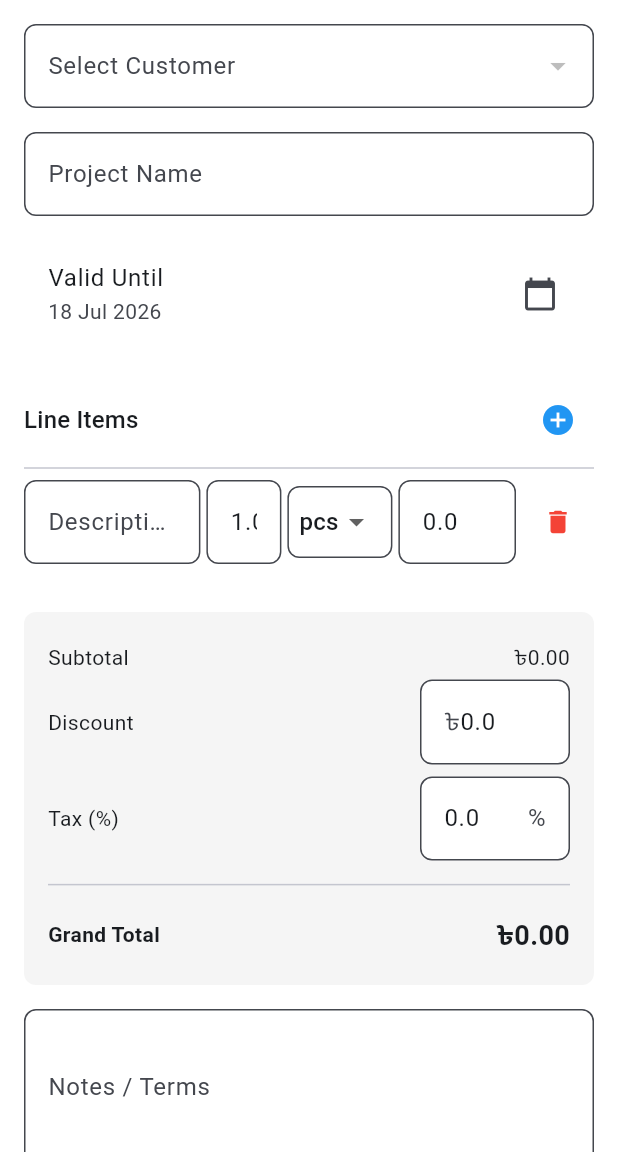
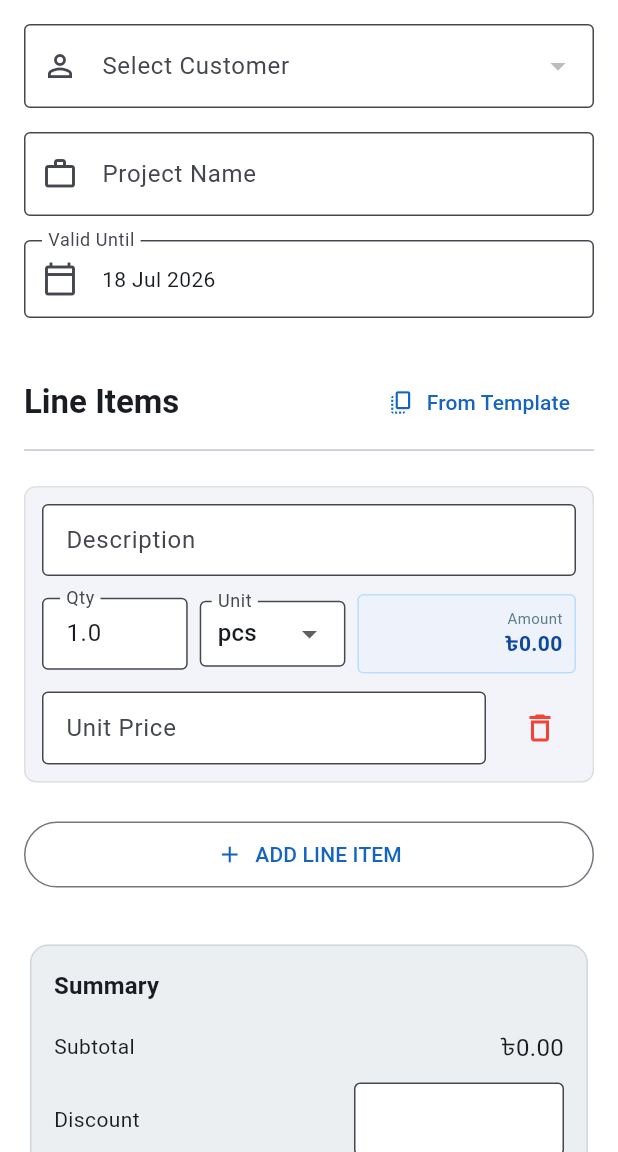
Before and after one commit to Monaum-202/Quot, a Flutter app: the CreateQuotationScreen screen opened directly, on a phone screen of 412 x 824 dp, the part 84-1236 px from its top. Run offline on Flutter 3.47's test engine with Material 3 defaults, Android fonts, the phone set to English and light mode, and no system bars; our stand-ins replace flutter_riverpod, gap, hive, hive_flutter, image_picker, pdf and 4 more; accounts and stored records are empty; generated files the repository leaves out were written again.

Commit message:
design change

```diff
--- a/lib/features/customers/data/repositories/customer_repository.dart
+++ b/lib/features/customers/data/repositories/customer_repository.dart
@@ -1,3 +1,4 @@
+import 'package:flutter/foundation.dart';
 import 'package:hive_flutter/hive_flutter.dart';
 import '../../../../core/constants/hive_box_names.dart';
 import '../models/customer_model.dart';
--- a/lib/features/customers/presentation/screens/customer_list_screen.dart
+++ b/lib/features/customers/presentation/screens/customer_list_screen.dart
@@ -161,6 +161,7 @@ class _CustomerListScreenState extends ConsumerState<CustomerListScreen> {
         ],
       ),
       floatingActionButton: FloatingActionButton(
+        heroTag: 'customer_list_fab',
         onPressed: () => _showAddCustomerSheet(),
         child: const Icon(Icons.add),
       ),
--- a/lib/features/quotations/presentation/screens/create_quotation_screen.dart
+++ b/lib/features/quotations/presentation/screens/create_quotation_screen.dart
@@ -43,6 +43,10 @@ class _CreateQuotationScreenState extends ConsumerState<CreateQuotationScreen> {
 
   void _loadTemplate() {
     final templates = ref.read(templatesProvider);
+    if (templates.isEmpty) {
+      ScaffoldMessenger.of(context).showSnackBar(const SnackBar(content: Text('No templates found')));
+      return;
+    }
     showModalBottomSheet(
       context: context,
       builder: (context) => ListView.builder(
@@ -132,23 +136,31 @@ class _CreateQuotationScreenState extends ConsumerState<CreateQuotationScreen> {
           child: Column(
             crossAxisAlignment: CrossAxisAlignment.start,
             children: [
-              // Customer Selector
+              // Customer Selection
               DropdownButtonFormField<CustomerModel>(
                 value: _selectedCustomer,
-                decoration: const InputDecoration(labelText: 'Select Customer'),
+                isExpanded: true,
+                decoration: const InputDecoration(
+                  labelText: 'Select Customer',
+                  border: OutlineInputBorder(),
+                  prefixIcon: Icon(Icons.person_outline),
+                ),
                 items: customers.map((c) => DropdownMenuItem(value: c, child: Text(c.name))).toList(),
                 onChanged: (v) => setState(() => _selectedCustomer = v),
               ),
               const Gap(16),
+              // Project Name
               TextFormField(
                 controller: _projectNameController,
-                decoration: const InputDecoration(labelText: 'Project Name'),
+                decoration: const InputDecoration(
+                  labelText: 'Project Name',
+                  border: OutlineInputBorder(),
+                  prefixIcon: Icon(Icons.work_outline),
+                ),
               ),
               const Gap(16),
-              ListTile(
-                title: const Text('Valid Until'),
-                subtitle: Text(DateFormatter.format(_validUntil)),
-                trailing: const Icon(Icons.calendar_today),
+              // Date Selection
+              InkWell(
                 onTap: () async {
                   final picked = await showDatePicker(
                     context: context,
@@ -158,63 +170,126 @@ class _CreateQuotationScreenState extends ConsumerState<CreateQuotationScreen> {
                   );
                   if (picked != null) setState(() => _validUntil = picked);
                 },
+                child: InputDecorator(
+                  decoration: const InputDecoration(
+                    labelText: 'Valid Until',
+                    border: OutlineInputBorder(),
+                    prefixIcon: Icon(Icons.calendar_today_outlined),
                   ),
-              const Gap(24),
+                  child: Text(DateFormatter.format(_validUntil)),
+                ),
+              ),
+              const Gap(32),
+              // Line Items Section Header
               Row(
                 mainAxisAlignment: MainAxisAlignment.spaceBetween,
                 children: [
-                  Text('Line Items', style: Theme.of(context).textTheme.titleMedium),
-                  IconButton(onPressed: _addItem, icon: const Icon(Icons.add_circle, color: Colors.blue)),
+                  Text('Line Items', style: Theme.of(context).textTheme.titleLarge?.copyWith(fontWeight: FontWeight.bold)),
+                  TextButton.icon(
+                    onPressed: _loadTemplate,
+                    icon: const Icon(Icons.copy_all),
+                    label: const Text('From Template'),
+                  ),
                 ],
               ),
               const Divider(),
+              const Gap(16),
+              // Line Items List
               ...List.generate(_items.length, (index) {
                 return LineItemRow(
+                  key: ValueKey('item_${index}_${_items.length}'), // Basic key to help with list state
                   item: _items[index],
-                  onDelete: () => setState(() => _items.removeAt(index)),
+                  onDelete: () => setState(() {
+                    if (_items.length > 1) {
+                      _items.removeAt(index);
+                    } else {
+                      ScaffoldMessenger.of(context).showSnackBar(
+                        const SnackBar(content: Text('At least one item is required')),
+                      );
+                    }
+                  }),
                   onDescriptionChanged: (v) => _items[index].description = v,
                   onQuantityChanged: (v) => setState(() => _items[index].quantity = v),
                   onUnitChanged: (v) => _items[index].unit = v,
                   onPriceChanged: (v) => setState(() => _items[index].unitPrice = v),
                 );
               }),
-              const Gap(24),
-              // Summary
-              Container(
+              const Gap(8),
+              // Add Item Button
+              SizedBox(
+                width: double.infinity,
+                child: OutlinedButton.icon(
+                  onPressed: _addItem,
+                  icon: const Icon(Icons.add),
+                  label: const Text('ADD LINE ITEM'),
+                  style: OutlinedButton.styleFrom(
+                    padding: const EdgeInsets.symmetric(vertical: 12),
+                  ),
+                ),
+              ),
+              const Gap(32),
+              // Calculation Summary Section
+              Card(
+                elevation: 0,
+                color: Colors.blueGrey.shade50,
+                shape: RoundedRectangleBorder(
+                  borderRadius: BorderRadius.circular(12),
+                  side: BorderSide(color: Colors.blueGrey.shade100),
+                ),
+                child: Padding(
                   padding: const EdgeInsets.all(16),
-                decoration: BoxDecoration(
-                  color: Colors.grey[100],
-                  borderRadius: BorderRadius.circular(8),
+                  child: Column(
+                    crossAxisAlignment: CrossAxisAlignment.start,
+                    children: [
+                      Text(
+                        'Summary',
+                        style: Theme.of(context).textTheme.titleMedium?.copyWith(fontWeight: FontWeight.bold),
                       ),
-                child: Column(
+                      const Gap(16),
+                      _summaryRow('Subtotal', subtotal),
+                      const Gap(12),
+                      // Discount Field
+                      Row(
                         children: [
-                    _summaryRow('Subtotal', subtotal),
-                    Row(
-                      mainAxisAlignment: MainAxisAlignment.spaceBetween,
-                      children: [
-                        const Text('Discount'),
+                          const Expanded(child: Text('Discount')),
                           SizedBox(
-                          width: 100,
+                            width: 140,
                             child: TextFormField(
-                            initialValue: _discountAmount.toString(),
-                            decoration: const InputDecoration(prefixText: '৳'),
-                            keyboardType: TextInputType.number,
+                              initialValue: _discountAmount > 0 ? _discountAmount.toString() : '',
+                              textAlign: TextAlign.end,
+                              decoration: const InputDecoration(
+                                prefixText: '৳',
+                                isDense: true,
+                                contentPadding: EdgeInsets.symmetric(horizontal: 12, vertical: 12),
+                                border: OutlineInputBorder(),
+                                filled: true,
+                                fillColor: Colors.white,
+                              ),
+                              keyboardType: const TextInputType.numberWithOptions(decimal: true),
                               onChanged: (v) => setState(() => _discountAmount = double.tryParse(v) ?? 0),
                             ),
                           ),
                         ],
                       ),
-                    const Gap(8),
+                      const Gap(12),
+                      // Tax Field
                       Row(
-                      mainAxisAlignment: MainAxisAlignment.spaceBetween,
                         children: [
-                        const Text('Tax (%)'),
+                          const Expanded(child: Text('Tax')),
                           SizedBox(
-                          width: 100,
+                            width: 140,
                             child: TextFormField(
-                            initialValue: _taxPercent.toString(),
-                            decoration: const InputDecoration(suffixText: '%'),
-                            keyboardType: TextInputType.number,
+                              initialValue: _taxPercent > 0 ? _taxPercent.toString() : '',
+                              textAlign: TextAlign.end,
+                              decoration: const InputDecoration(
+                                suffixText: '%',
+                                isDense: true,
+                                contentPadding: EdgeInsets.symmetric(horizontal: 12, vertical: 12),
+                                border: OutlineInputBorder(),
+                                filled: true,
+                                fillColor: Colors.white,
+                              ),
+                              keyboardType: const TextInputType.numberWithOptions(decimal: true),
                               onChanged: (v) => setState(() => _taxPercent = double.tryParse(v) ?? 0),
                             ),
                           ),
@@ -225,30 +300,44 @@ class _CreateQuotationScreenState extends ConsumerState<CreateQuotationScreen> {
                     ],
                   ),
                 ),
-              const Gap(16),
+              ),
+              const Gap(24),
+              // Notes
               TextFormField(
                 controller: _notesController,
-                decoration: const InputDecoration(labelText: 'Notes / Terms'),
+                decoration: const InputDecoration(
+                  labelText: 'Notes / Terms',
+                  border: OutlineInputBorder(),
+                  alignLabelWithHint: true,
+                ),
                 maxLines: 3,
               ),
               const Gap(32),
+              // Action Buttons
               Row(
                 children: [
                   Expanded(
                     child: OutlinedButton(
                       onPressed: () => _saveQuotation(QuotationStatus.draft),
-                      child: const Text('SAVE AS DRAFT'),
+                      style: OutlinedButton.styleFrom(
+                        padding: const EdgeInsets.symmetric(vertical: 16),
+                      ),
+                      child: const Text('SAVE DRAFT'),
                     ),
                   ),
                   const Gap(16),
                   Expanded(
                     child: ElevatedButton(
                       onPressed: () => _saveQuotation(QuotationStatus.sent, showPreview: true),
+                      style: ElevatedButton.styleFrom(
+                        padding: const EdgeInsets.symmetric(vertical: 16),
+                      ),
                       child: const Text('PREVIEW PDF'),
                     ),
                   ),
                 ],
               ),
+              const Gap(24),
             ],
           ),
         ),
@@ -257,18 +346,25 @@ class _CreateQuotationScreenState extends ConsumerState<CreateQuotationScreen> {
   }
 
   Widget _summaryRow(String label, double value, {bool isBold = false}) {
-    return Padding(
-      padding: const EdgeInsets.symmetric(vertical: 4.0),
-      child: Row(
+    return Row(
       mainAxisAlignment: MainAxisAlignment.spaceBetween,
       children: [
-          Text(label, style: TextStyle(fontWeight: isBold ? FontWeight.bold : null)),
+        Text(
+          label,
+          style: TextStyle(
+            fontWeight: isBold ? FontWeight.bold : null,
+            fontSize: isBold ? 16 : null,
+          ),
+        ),
         Text(
           '৳${value.toStringAsFixed(2)}',
-            style: TextStyle(fontWeight: isBold ? FontWeight.bold : null, fontSize: isBold ? 18 : null),
+          style: TextStyle(
+            fontWeight: isBold ? FontWeight.bold : null,
+            fontSize: isBold ? 20 : 16,
+            color: isBold ? Colors.blue.shade800 : null,
+          ),
         ),
       ],
-      ),
     );
   }
 }
--- a/lib/features/quotations/presentation/screens/quotation_list_screen.dart
+++ b/lib/features/quotations/presentation/screens/quotation_list_screen.dart
@@ -100,6 +100,7 @@ class QuotationListScreen extends ConsumerWidget {
         },
       ),
       floatingActionButton: FloatingActionButton(
+        heroTag: 'quotation_list_fab',
         onPressed: () {
           Navigator.push(
             context,
--- a/lib/features/quotations/presentation/screens/quotation_preview_screen.dart
+++ b/lib/features/quotations/presentation/screens/quotation_preview_screen.dart
@@ -103,6 +103,7 @@ class QuotationPreviewScreen extends ConsumerWidget {
             },
             label: const Text('CONVERT TO INVOICE'),
             icon: const Icon(Icons.receipt_long),
+            heroTag: null,
           ),
     );
   }
--- a/lib/features/quotations/presentation/widgets/line_item_row.dart
+++ b/lib/features/quotations/presentation/widgets/line_item_row.dart
@@ -22,65 +22,113 @@ class LineItemRow extends StatelessWidget {
 
   @override
   Widget build(BuildContext context) {
-    final isSmallScreen = MediaQuery.of(context).size.width < 360;
-
-    if (isSmallScreen) {
     return Card(
-        margin: const EdgeInsets.only(bottom: 8),
+      margin: const EdgeInsets.only(bottom: 16),
+      elevation: 0,
+      shape: RoundedRectangleBorder(
+        side: BorderSide(color: Colors.grey.shade300),
+        borderRadius: BorderRadius.circular(8),
+      ),
       child: Padding(
-          padding: const EdgeInsets.all(8.0),
+        padding: const EdgeInsets.all(12),
         child: Column(
+          crossAxisAlignment: CrossAxisAlignment.start,
           children: [
+            // Line 1: Description
+            TextFormField(
+              initialValue: item.description,
+              decoration: const InputDecoration(
+                labelText: 'Description',
+                hintText: 'e.g. Interior Painting',
+                isDense: true,
+                border: OutlineInputBorder(),
+              ),
+              onChanged: onDescriptionChanged,
+            ),
+            const Gap(12),
+            // Line 2: Quantity, Unit, and Calculated Amount
+            Row(
+              children: [
+                Expanded(
+                  flex: 2,
+                  child: TextFormField(
+                    initialValue: item.quantity > 0 ? item.quantity.toString() : '',
+                    decoration: const InputDecoration(
+                      labelText: 'Qty',
+                      isDense: true,
+                      border: OutlineInputBorder(),
+                    ),
+                    keyboardType: const TextInputType.numberWithOptions(decimal: true),
+                    onChanged: (v) => onQuantityChanged(double.tryParse(v) ?? 0),
+                  ),
+                ),
+                const Gap(8),
+                Expanded(
+                  flex: 2,
+                  child: DropdownButtonFormField<String>(
+                    value: item.unit,
+                    isExpanded: true,
+                    decoration: const InputDecoration(
+                      labelText: 'Unit',
+                      isDense: true,
+                      contentPadding: EdgeInsets.symmetric(horizontal: 8, vertical: 10),
+                      border: OutlineInputBorder(),
+                    ),
+                    items: ['sqft', 'rft', 'job', 'pcs', 'kg', 'bag', 'day', 'hour', 'ls']
+                        .map((u) => DropdownMenuItem(value: u, child: Text(u)))
+                        .toList(),
+                    onChanged: (v) => onUnitChanged(v ?? 'pcs'),
+                  ),
+                ),
+                const Gap(8),
+                Expanded(
+                  flex: 3,
+                  child: Container(
+                    padding: const EdgeInsets.symmetric(horizontal: 8, vertical: 8),
+                    decoration: BoxDecoration(
+                      color: Colors.blue.shade50.withOpacity(0.3),
+                      border: Border.all(color: Colors.blue.shade100),
+                      borderRadius: BorderRadius.circular(4),
+                    ),
+                    child: Column(
+                      crossAxisAlignment: CrossAxisAlignment.end,
+                      children: [
+                        const Text('Amount', style: TextStyle(fontSize: 10, color: Colors.blueGrey)),
+                        FittedBox(
+                          child: Text(
+                            '৳${item.total.toStringAsFixed(2)}',
+                            style: TextStyle(fontWeight: FontWeight.bold, color: Colors.blue.shade900),
+                          ),
+                        ),
+                      ],
+                    ),
+                  ),
+                ),
+              ],
+            ),
+            const Gap(12),
+            // Line 3: Unit Price and Delete
             Row(
               children: [
                 Expanded(
                   child: TextFormField(
-                      initialValue: item.description,
-                      decoration: const InputDecoration(hintText: 'Description'),
-                      onChanged: onDescriptionChanged,
+                    initialValue: item.unitPrice > 0 ? item.unitPrice.toString() : '',
+                    decoration: const InputDecoration(
+                      labelText: 'Unit Price',
+                      prefixText: '৳',
+                      isDense: true,
+                      border: OutlineInputBorder(),
                     ),
-                  ),
-                  IconButton(
-                    icon: const Icon(Icons.delete, color: Colors.red),
-                    onPressed: onDelete,
-                  ),
-                ],
-              ),
-              const Gap(8),
-              Row(
-                children: [
-                  SizedBox(
-                    width: 60,
-                    child: TextFormField(
-                      initialValue: item.quantity.toString(),
-                      decoration: const InputDecoration(hintText: 'Qty'),
-                      keyboardType: TextInputType.number,
-                      onChanged: (v) => onQuantityChanged(double.tryParse(v) ?? 0),
-                    ),
-                  ),
-                  const Gap(8),
-                  SizedBox(
-                    width: 80,
-                    child: DropdownButtonFormField<String>(
-                      value: item.unit,
-                      items: ['sqft', 'rft', 'job', 'pcs', 'kg', 'bag', 'day', 'hour', 'ls']
-                          .map((u) => DropdownMenuItem(value: u, child: Text(u)))
-                          .toList(),
-                      onChanged: (v) => onUnitChanged(v ?? 'pcs'),
-                      decoration: const InputDecoration(contentPadding: EdgeInsets.symmetric(horizontal: 8)),
-                    ),
-                  ),
-                  const Gap(8),
-                  Expanded(
-                    child: TextFormField(
-                      initialValue: item.unitPrice.toString(),
-                      decoration: const InputDecoration(hintText: 'Price'),
-                      keyboardType: TextInputType.number,
+                    keyboardType: const TextInputType.numberWithOptions(decimal: true),
                     onChanged: (v) => onPriceChanged(double.tryParse(v) ?? 0),
                   ),
                 ),
-                  const Gap(8),
-                  Text('৳${item.total.toStringAsFixed(0)}'),
+                const Gap(12),
+                IconButton(
+                  onPressed: onDelete,
+                  icon: const Icon(Icons.delete_outline, color: Colors.red),
+                  tooltip: 'Remove Item',
+                ),
               ],
             ),
           ],
@@ -88,58 +136,4 @@ class LineItemRow extends StatelessWidget {
       ),
     );
   }
-
-    return Padding(
-      padding: const EdgeInsets.only(bottom: 8.0),
-      child: Row(
-        children: [
-          Expanded(
-            flex: 3,
-            child: TextFormField(
-              initialValue: item.description,
-              decoration: const InputDecoration(hintText: 'Description'),
-              onChanged: onDescriptionChanged,
-            ),
-          ),
-          const Gap(4),
-          SizedBox(
-            width: 50,
-            child: TextFormField(
-              initialValue: item.quantity.toString(),
-              decoration: const InputDecoration(hintText: 'Qty'),
-              keyboardType: TextInputType.number,
-              onChanged: (v) => onQuantityChanged(double.tryParse(v) ?? 0),
-            ),
-          ),
-          const Gap(4),
-          SizedBox(
-            width: 70,
-            child: DropdownButtonFormField<String>(
-              value: item.unit,
-              items: ['sqft', 'rft', 'job', 'pcs', 'kg', 'bag', 'day', 'hour', 'ls']
-                  .map((u) => DropdownMenuItem(value: u, child: Text(u)))
-                  .toList(),
-              onChanged: (v) => onUnitChanged(v ?? 'pcs'),
-              decoration: const InputDecoration(contentPadding: EdgeInsets.symmetric(horizontal: 4)),
-            ),
-          ),
-          const Gap(4),
-          Expanded(
-            flex: 2,
-            child: TextFormField(
-              initialValue: item.unitPrice.toString(),
-              decoration: const InputDecoration(hintText: 'Price'),
-              keyboardType: TextInputType.number,
-              onChanged: (v) => onPriceChanged(double.tryParse(v) ?? 0),
-            ),
-          ),
-          const Gap(4),
-          IconButton(
-            icon: const Icon(Icons.delete, color: Colors.red, size: 20),
-            onPressed: onDelete,
-          ),
-        ],
-      ),
-    );
 }
-}
```
Lines whose indentation alone changed are shown as unchanged.
